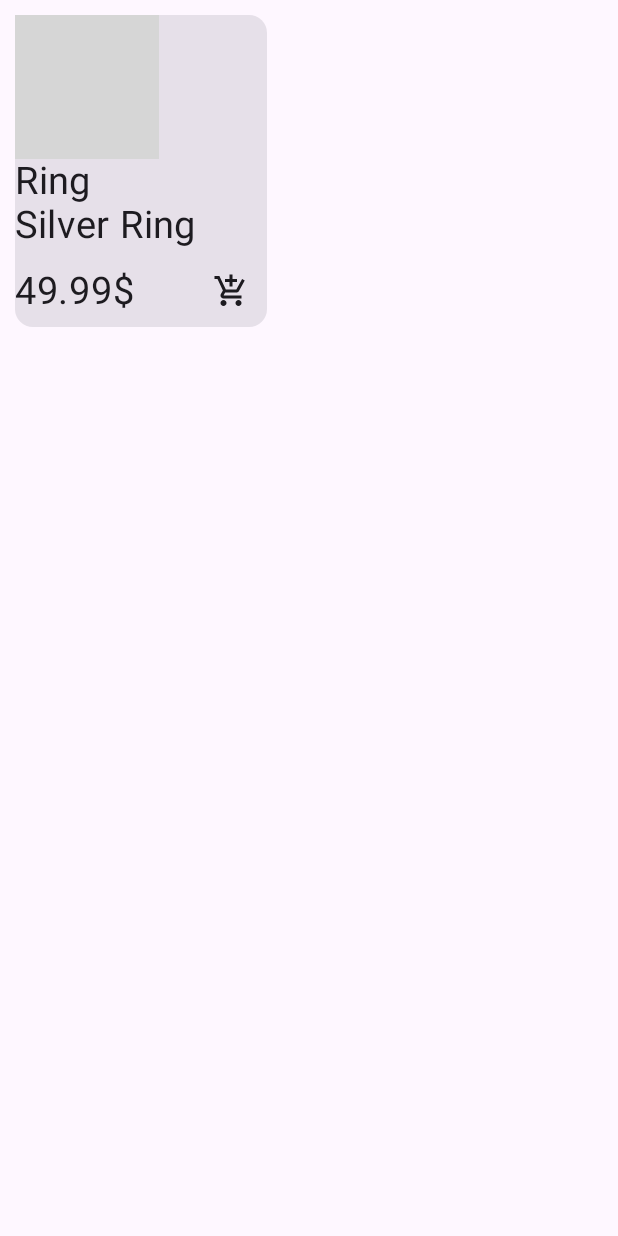
After one commit to pedro-marin-sanchis/Reto_Bluemoon_AndroidApp, an Android app built with Jetpack Compose: the composable ProductListItem called with sample values from the repository, on a phone screen of 412 x 824 dp. The commit adds this screen. Run offline under Robolectric (Android 15) with nearby library versions, the phone set to English and light mode, and no system bars; 6 statements that could not run were skipped; grey boxes are pictures that could not be loaded.

Commit message:
ST-47 product screen finished

```diff
--- /dev/null
+++ b/app/src/main/java/com/uguinformatica/bluemoon/androidapp/domain/models/Product.kt
@@ -0,0 +1,3 @@
+package com.uguinformatica.bluemoon.androidapp.domain.models
+
+data class Product(var name: String, var description: String, var price: Float, var image: Int)
--- /dev/null
+++ b/app/src/main/java/com/uguinformatica/bluemoon/androidapp/ui/components/ProductListItem.kt
@@ -0,0 +1,58 @@
+package com.uguinformatica.bluemoon.androidapp.ui.components
+
+import android.graphics.drawable.Icon
+import androidx.compose.foundation.Image
+import androidx.compose.foundation.layout.PaddingValues
+import androidx.compose.foundation.layout.Row
+import androidx.compose.foundation.layout.Spacer
+import androidx.compose.foundation.layout.padding
+import androidx.compose.material.icons.Icons
+import androidx.compose.material.icons.filled.AddShoppingCart
+import androidx.compose.material3.Card
+import androidx.compose.material3.Icon
+import androidx.compose.material3.IconButton
+import androidx.compose.material3.Text
+import androidx.compose.runtime.Composable
+import androidx.compose.ui.Alignment
+import androidx.compose.ui.Modifier
+import androidx.compose.ui.res.painterResource
+import androidx.compose.ui.text.font.FontWeight
+import androidx.compose.ui.unit.dp
+import androidx.compose.ui.unit.sp
+import com.uguinformatica.bluemoon.androidapp.domain.models.Product
+
+@Composable
+fun ProductListItem(product: Product) {
+    Card(
+        modifier = Modifier.padding(10.dp)
+    ) {
+        Image(
+            painter = painterResource(id = product.image),
+            contentDescription = "Product Image"
+        )
+
+        Text(
+            text = product.name,
+            fontSize = 25.sp,
+        )
+
+        Text(
+            text = product.description,
+            fontSize = 25.sp,
+        )
+
+        Row(
+            verticalAlignment = Alignment.CenterVertically,
+            modifier = Modifier.padding(top = 5.dp)
+            ) {
+            Text(
+                text = "${product.price}$",
+                fontSize = 25.sp,
+            )
+            Spacer(modifier = Modifier.padding(horizontal = 20.dp))
+            IconButton(onClick = { /*TODO*/ }) {
+                Icon(imageVector = Icons.Filled.AddShoppingCart, contentDescription = "Add to the cart")
+            }
+        }
+    }
+}
--- /dev/null
+++ b/app/src/main/java/com/uguinformatica/bluemoon/androidapp/ui/screens/ProductScreen.kt
@@ -0,0 +1,40 @@
+package com.uguinformatica.bluemoon.androidapp.ui.screens
+
+import androidx.compose.foundation.layout.PaddingValues
+import androidx.compose.foundation.layout.padding
+import androidx.compose.foundation.lazy.staggeredgrid.LazyVerticalStaggeredGrid
+import androidx.compose.foundation.lazy.staggeredgrid.StaggeredGridCells
+import androidx.compose.foundation.lazy.staggeredgrid.items
+import androidx.compose.runtime.Composable
+import androidx.compose.ui.Modifier
+import com.uguinformatica.bluemoon.androidapp.R
+import com.uguinformatica.bluemoon.androidapp.domain.models.Product
+import com.uguinformatica.bluemoon.androidapp.ui.components.ProductListItem
+
+
+@Composable
+fun ProductScreen(paddingValues: PaddingValues) {
+    LazyVerticalStaggeredGrid(
+        columns = StaggeredGridCells.Fixed(2),
+        content = {
+            getProducts().let {
+                items(it) {index ->
+                    ProductListItem(product = index)
+                }
+            }
+        },
+        modifier = Modifier.padding(paddingValues),
+        userScrollEnabled = true
+    )
+}
+
+fun getProducts(): List<Product> {
+    return listOf(
+        Product("Ring", "Silver Ring", 49.99f, R.drawable.bluemoonlogo),
+        Product("Ring", "Silver Ring", 49.99f, R.drawable.bluemoonlogo),
+        Product("Ring", "Silver Ring", 49.99f, R.drawable.bluemoonlogo),
+        Product("Ring", "Silver Ring", 49.99f, R.drawable.bluemoonlogo),
+        Product("Ring", "Silver Ring", 49.99f, R.drawable.bluemoonlogo),
+        Product("Ring", "Silver Ring", 49.99f, R.drawable.bluemoonlogo)
+    )
+}
```
Also changed, not shown: app/src/main/java/com/uguinformatica/bluemoon/androidapp/MainActivity.kt (+11 -8 lines), app/src/main/java/com/uguinformatica/bluemoon/androidapp/ui/screens/RegisterScreen.kt (deleted, +0 -9 lines).
